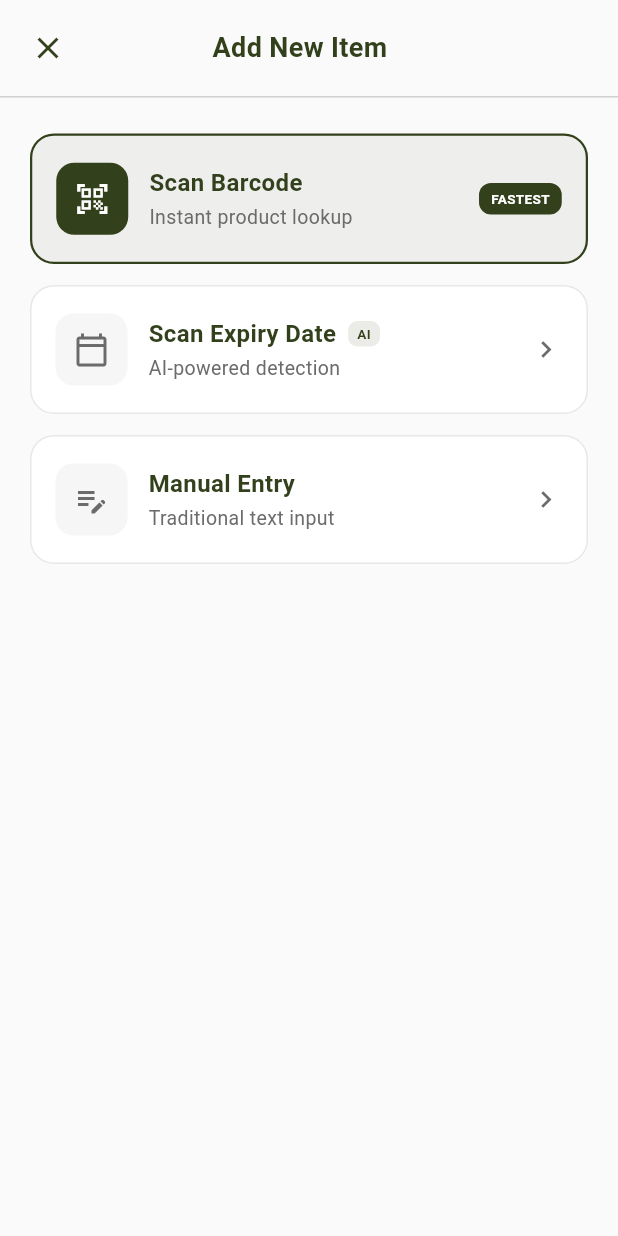
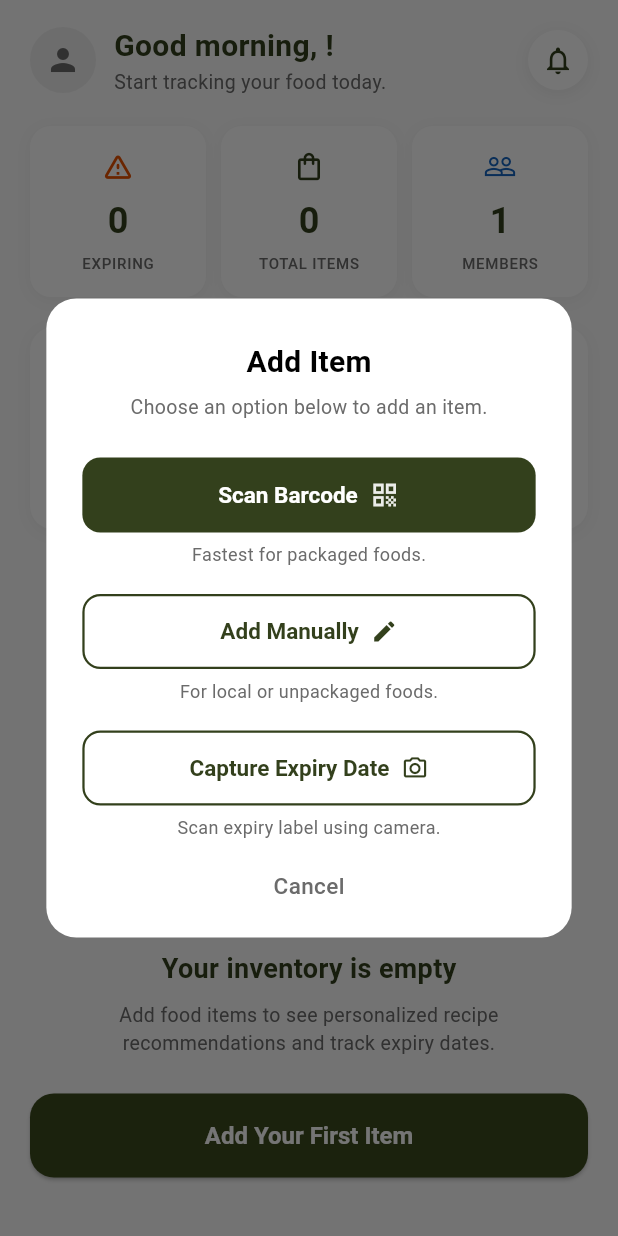
Before and after one commit to Lydia02/sabitrak, a Flutter app: the DashboardScreen screen opened directly, after a tap on "Add Item", on a phone screen of 412 x 824 dp. Run offline on Flutter 3.47's test engine with Material 3 defaults, Android fonts, the phone set to English and light mode, and no system bars; our stand-ins replace cloud_firestore, equatable, firebase_auth, firebase_core, firebase_storage, flutter_bloc and 1 more; accounts and stored records are empty; generated files the repository leaves out were written again.

Commit message:
feat: Simplify navigation to Add Item Options Screen

```diff
--- a/lib/presentation/screens/dashboard/dashboard_screen.dart
+++ b/lib/presentation/screens/dashboard/dashboard_screen.dart
@@ -76,9 +76,7 @@ class _DashboardScreenState extends State<DashboardScreen> {
   }
 
   void _navigateToAddItem() {
-    Navigator.of(context).push(
-      MaterialPageRoute(builder: (_) => const AddItemOptionsScreen()),
-    );
+    AddItemOptionsScreen.show(context);
   }
 
   String get _greetingName {
--- a/lib/presentation/screens/inventory/add_item_options_screen.dart
+++ b/lib/presentation/screens/inventory/add_item_options_screen.dart
@@ -5,231 +5,227 @@ import 'manual_entry_screen.dart';
 class AddItemOptionsScreen extends StatelessWidget {
   const AddItemOptionsScreen({super.key});
 
+  /// Call this to show the Add Item dialog from anywhere.
+  static void show(BuildContext context) {
+    showDialog(
+      context: context,
+      barrierColor: Colors.black54,
+      builder: (_) => _AddItemDialog(parentContext: context),
+    );
+  }
+
   @override
   Widget build(BuildContext context) {
-    return Scaffold(
-      backgroundColor: AppTheme.backgroundColor,
-      body: SafeArea(
+    return const SizedBox.shrink();
+  }
+}
+
+class _AddItemDialog extends StatelessWidget {
+  final BuildContext parentContext;
+
+  const _AddItemDialog({required this.parentContext});
+
+  @override
+  Widget build(BuildContext context) {
+    return Center(
+      child: Material(
+        color: Colors.transparent,
+        child: Container(
+          width: MediaQuery.of(context).size.width * 0.85,
+          decoration: BoxDecoration(
+            color: AppTheme.white,
+            borderRadius: BorderRadius.circular(20),
+          ),
+          padding: const EdgeInsets.fromLTRB(24, 28, 24, 24),
           child: Column(
+            mainAxisSize: MainAxisSize.min,
             children: [
-            // ── Top Bar ──
-            Padding(
-              padding: const EdgeInsets.fromLTRB(8, 8, 20, 0),
-              child: Row(
-                children: [
-                  IconButton(
-                    onPressed: () => Navigator.of(context).pop(),
-                    icon: const Icon(Icons.close, color: AppTheme.primaryGreen),
-                  ),
-                  const Expanded(
-                    child: Text(
-                      'Add New Item',
-                      textAlign: TextAlign.center,
+              // Title
+              const Text(
+                'Add Item',
                 style: TextStyle(
                   fontFamily: 'Roboto',
-                        fontSize: 18,
+                  fontSize: 20,
+                  fontWeight: FontWeight.w700,
+                  color: Colors.black,
+                ),
+              ),
+              const SizedBox(height: 6),
+
+              // Subtitle
+              const Text(
+                'Choose an option below to add an item.',
+                style: TextStyle(
+                  fontFamily: 'Roboto',
+                  fontSize: 13,
+                  color: AppTheme.subtitleGrey,
+                ),
+              ),
+              const SizedBox(height: 24),
+
+              // ── Scan Barcode (filled green button) ──
+              SizedBox(
+                width: double.infinity,
+                height: 50,
+                child: ElevatedButton(
+                  onPressed: () {
+                    Navigator.of(context).pop();
+                    // TODO: Navigate to barcode scanner
+                  },
+                  style: ElevatedButton.styleFrom(
+                    backgroundColor: AppTheme.primaryGreen,
+                    foregroundColor: AppTheme.white,
+                    shape: RoundedRectangleBorder(
+                      borderRadius: BorderRadius.circular(12),
+                    ),
+                    elevation: 0,
+                  ),
+                  child: Row(
+                    mainAxisAlignment: MainAxisAlignment.center,
+                    children: [
+                      const Text(
+                        'Scan Barcode',
+                        style: TextStyle(
+                          fontFamily: 'Roboto',
+                          fontSize: 15,
                           fontWeight: FontWeight.w600,
-                        color: AppTheme.primaryGreen,
+                        ),
+                      ),
+                      const SizedBox(width: 8),
+                      Icon(
+                        Icons.qr_code,
+                        size: 20,
+                        color: AppTheme.white.withValues(alpha: 0.9),
+                      ),
+                    ],
                   ),
                 ),
               ),
-                  const SizedBox(width: 48),
-                ],
+              const SizedBox(height: 6),
+              const Text(
+                'Fastest for packaged foods.',
+                style: TextStyle(
+                  fontFamily: 'Roboto',
+                  fontSize: 12,
+                  color: AppTheme.subtitleGrey,
                 ),
               ),
-            const SizedBox(height: 8),
-            const Divider(height: 1, color: AppTheme.fieldBorderColor),
-            const SizedBox(height: 24),
+              const SizedBox(height: 18),
 
-            // ── Options ──
-            Padding(
-              padding: const EdgeInsets.symmetric(horizontal: 20),
-              child: Column(
-                children: [
-                  // Scan Barcode — primary / highlighted
-                  _OptionCard(
-                    icon: Icons.qr_code_scanner,
-                    title: 'Scan Barcode',
-                    subtitle: 'Instant product lookup',
-                    badge: 'FASTEST',
-                    isPrimary: true,
-                    onTap: () {
-                      // TODO: Navigate to barcode scanner
-                    },
-                  ),
-                  const SizedBox(height: 14),
-
-                  // Scan Expiry Date
-                  _OptionCard(
-                    icon: Icons.calendar_today_outlined,
-                    title: 'Scan Expiry Date',
-                    subtitle: 'AI-powered detection',
-                    badge: 'AI',
-                    isPrimary: false,
-                    onTap: () {
-                      // TODO: Navigate to AI expiry capture
-                    },
-                  ),
-                  const SizedBox(height: 14),
-
-                  // Manual Entry
-                  _OptionCard(
-                    icon: Icons.edit_note,
-                    title: 'Manual Entry',
-                    subtitle: 'Traditional text input',
-                    badge: null,
-                    isPrimary: false,
-                    onTap: () {
-                      Navigator.of(context).push(
+              // ── Add Manually (outlined button) ──
+              SizedBox(
+                width: double.infinity,
+                height: 50,
+                child: OutlinedButton(
+                  onPressed: () {
+                    Navigator.of(context).pop();
+                    Navigator.of(parentContext).push(
                       MaterialPageRoute(
                         builder: (_) => const ManualEntryScreen(),
                       ),
                     );
                   },
+                  style: OutlinedButton.styleFrom(
+                    foregroundColor: AppTheme.primaryGreen,
+                    side: const BorderSide(
+                      color: AppTheme.primaryGreen,
+                      width: 1.5,
                     ),
+                    shape: RoundedRectangleBorder(
+                      borderRadius: BorderRadius.circular(12),
+                    ),
+                  ),
+                  child: const Row(
+                    mainAxisAlignment: MainAxisAlignment.center,
+                    children: [
+                      Text(
+                        'Add Manually',
+                        style: TextStyle(
+                          fontFamily: 'Roboto',
+                          fontSize: 15,
+                          fontWeight: FontWeight.w600,
+                        ),
+                      ),
+                      SizedBox(width: 8),
+                      Icon(Icons.edit, size: 18),
                     ],
+                  ),
+                ),
+              ),
+              const SizedBox(height: 6),
+              const Text(
+                'For local or unpackaged foods.',
+                style: TextStyle(
+                  fontFamily: 'Roboto',
+                  fontSize: 12,
+                  color: AppTheme.subtitleGrey,
+                ),
+              ),
+              const SizedBox(height: 18),
+
+              // ── Capture Expiry Date (outlined button) ──
+              SizedBox(
+                width: double.infinity,
+                height: 50,
+                child: OutlinedButton(
+                  onPressed: () {
+                    Navigator.of(context).pop();
+                    // TODO: Navigate to AI expiry capture
+                  },
+                  style: OutlinedButton.styleFrom(
+                    foregroundColor: AppTheme.primaryGreen,
+                    side: const BorderSide(
+                      color: AppTheme.primaryGreen,
+                      width: 1.5,
+                    ),
+                    shape: RoundedRectangleBorder(
+                      borderRadius: BorderRadius.circular(12),
+                    ),
+                  ),
+                  child: const Row(
+                    mainAxisAlignment: MainAxisAlignment.center,
+                    children: [
+                      Text(
+                        'Capture Expiry Date',
+                        style: TextStyle(
+                          fontFamily: 'Roboto',
+                          fontSize: 15,
+                          fontWeight: FontWeight.w600,
+                        ),
+                      ),
+                      SizedBox(width: 8),
+                      Icon(Icons.camera_alt_outlined, size: 18),
+                    ],
+                  ),
+                ),
+              ),
+              const SizedBox(height: 6),
+              const Text(
+                'Scan expiry label using camera.',
+                style: TextStyle(
+                  fontFamily: 'Roboto',
+                  fontSize: 12,
+                  color: AppTheme.subtitleGrey,
+                ),
+              ),
+              const SizedBox(height: 20),
+
+              // ── Cancel ──
+              GestureDetector(
+                onTap: () => Navigator.of(context).pop(),
+                child: const Text(
+                  'Cancel',
+                  style: TextStyle(
+                    fontFamily: 'Roboto',
+                    fontSize: 15,
+                    fontWeight: FontWeight.w500,
+                    color: AppTheme.subtitleGrey,
+                  ),
                 ),
               ),
             ],
           ),
         ),
-    );
-  }
-}
-
-class _OptionCard extends StatelessWidget {
-  final IconData icon;
-  final String title;
-  final String subtitle;
-  final String? badge;
-  final bool isPrimary;
-  final VoidCallback onTap;
-
-  const _OptionCard({
-    required this.icon,
-    required this.title,
-    required this.subtitle,
-    required this.badge,
-    required this.isPrimary,
-    required this.onTap,
-  });
-
-  @override
-  Widget build(BuildContext context) {
-    return GestureDetector(
-      onTap: onTap,
-      child: Container(
-        padding: const EdgeInsets.symmetric(horizontal: 16, vertical: 18),
-        decoration: BoxDecoration(
-          color: isPrimary
-              ? AppTheme.primaryGreen.withValues(alpha: 0.06)
-              : AppTheme.white,
-          borderRadius: BorderRadius.circular(16),
-          border: Border.all(
-            color: isPrimary
-                ? AppTheme.primaryGreen
-                : AppTheme.fieldBorderColor.withValues(alpha: 0.5),
-            width: isPrimary ? 1.5 : 1,
-          ),
-        ),
-        child: Row(
-          children: [
-            // Icon container
-            Container(
-              width: 48,
-              height: 48,
-              decoration: BoxDecoration(
-                color: isPrimary
-                    ? AppTheme.primaryGreen
-                    : AppTheme.fieldBorderColor.withValues(alpha: 0.2),
-                borderRadius: BorderRadius.circular(12),
-              ),
-              child: Icon(
-                icon,
-                color: isPrimary ? AppTheme.white : AppTheme.subtitleGrey,
-                size: 24,
-              ),
-            ),
-            const SizedBox(width: 14),
-            // Text
-            Expanded(
-              child: Column(
-                crossAxisAlignment: CrossAxisAlignment.start,
-                children: [
-                  Row(
-                    children: [
-                      Text(
-                        title,
-                        style: TextStyle(
-                          fontFamily: 'Roboto',
-                          fontSize: 16,
-                          fontWeight: FontWeight.w600,
-                          color: isPrimary
-                              ? AppTheme.primaryGreen
-                              : AppTheme.primaryGreen,
-                        ),
-                      ),
-                      if (badge != null && badge != 'FASTEST') ...[
-                        const SizedBox(width: 8),
-                        Container(
-                          padding: const EdgeInsets.symmetric(
-                              horizontal: 6, vertical: 2),
-                          decoration: BoxDecoration(
-                            color: AppTheme.primaryGreen.withValues(alpha: 0.1),
-                            borderRadius: BorderRadius.circular(6),
-                          ),
-                          child: Text(
-                            badge!,
-                            style: const TextStyle(
-                              fontFamily: 'Roboto',
-                              fontSize: 9,
-                              fontWeight: FontWeight.w700,
-                              color: AppTheme.primaryGreen,
-                            ),
-                          ),
-                        ),
-                      ],
-                    ],
-                  ),
-                  const SizedBox(height: 2),
-                  Text(
-                    subtitle,
-                    style: const TextStyle(
-                      fontFamily: 'Roboto',
-                      fontSize: 13,
-                      color: AppTheme.subtitleGrey,
-                    ),
-                  ),
-                ],
-              ),
-            ),
-            // Badge or arrow
-            if (badge == 'FASTEST')
-              Container(
-                padding:
-                    const EdgeInsets.symmetric(horizontal: 8, vertical: 4),
-                decoration: BoxDecoration(
-                  color: AppTheme.primaryGreen,
-                  borderRadius: BorderRadius.circular(8),
-                ),
-                child: const Text(
-                  'FASTEST',
-                  style: TextStyle(
-                    fontFamily: 'Roboto',
-                    fontSize: 9,
-                    fontWeight: FontWeight.w700,
-                    color: AppTheme.white,
-                  ),
-                ),
-              )
-            else
-              const Icon(
-                Icons.chevron_right,
-                color: AppTheme.subtitleGrey,
-                size: 22,
-              ),
-          ],
-        ),
       ),
     );
   }
--- a/lib/presentation/screens/inventory/inventory_screen.dart
+++ b/lib/presentation/screens/inventory/inventory_screen.dart
@@ -95,9 +95,7 @@ class _InventoryScreenState extends State<InventoryScreen> {
   }
 
   void _openAddItem() {
-    Navigator.of(context).push(
-      MaterialPageRoute(builder: (_) => const AddItemOptionsScreen()),
-    );
+    AddItemOptionsScreen.show(context);
   }
 
   @override
```
Lines whose indentation alone changed are shown as unchanged.
